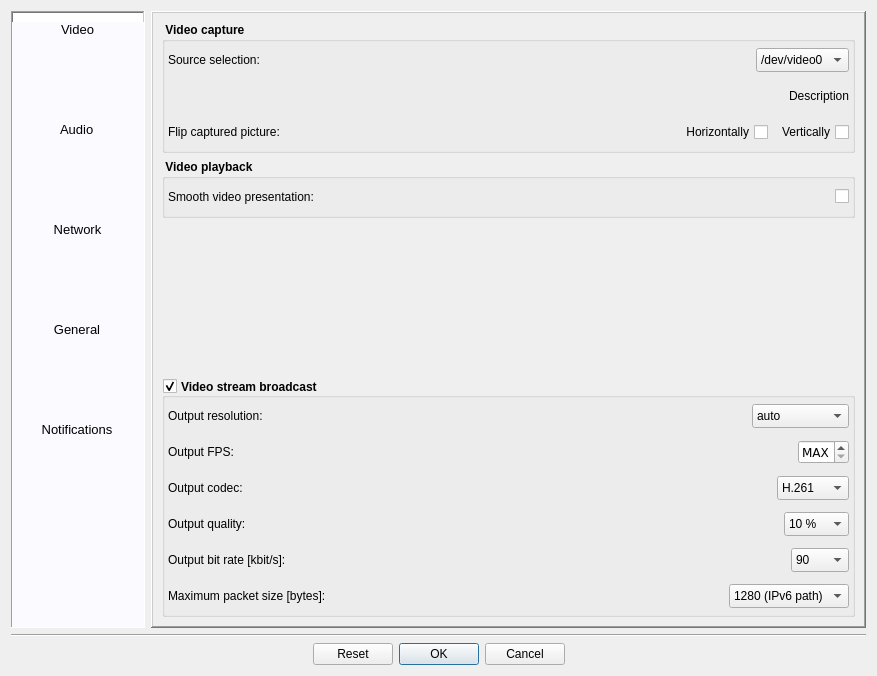
The window that Homer/forms/Dialogs/ConfigurationDialog.ui (Homer-Conferencing/Homer-Conferencing) describes before a commit, drawn with Qt 5.
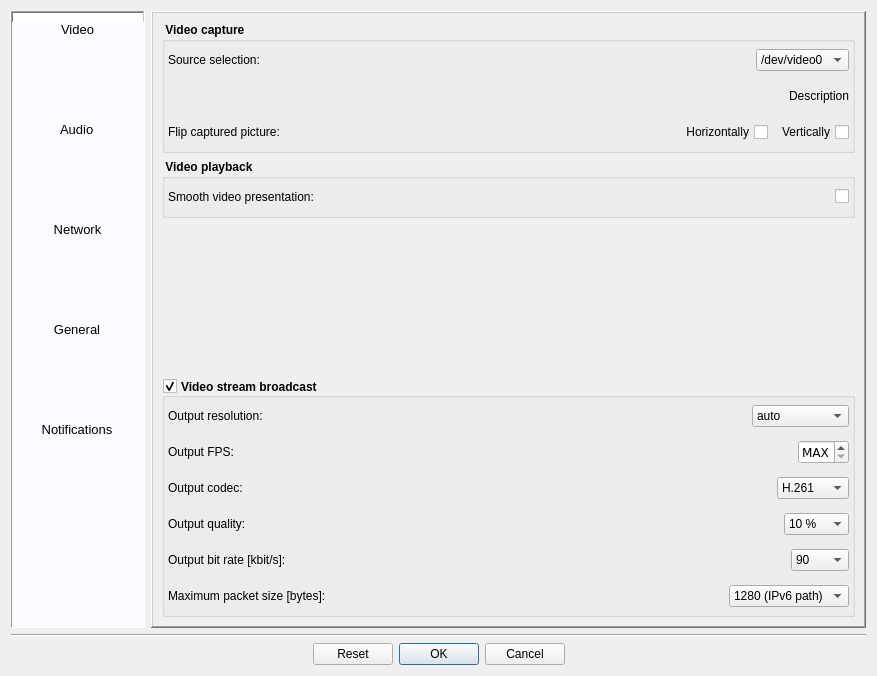
The same window after the commit. The open tabs and pages were chosen to show the change. Icons and pictures are not drawn.

Patch:
```diff
--- a/Homer/forms/Dialogs/ConfigurationDialog.ui
+++ b/Homer/forms/Dialogs/ConfigurationDialog.ui
@@ -107,12 +107,6 @@
               </item>
               <item>
                <widget class="QComboBox" name="mCbVideoSource">
-                <property name="maximumSize">
-                 <size>
-                  <width>800</width>
-                  <height>24</height>
-                 </size>
-                </property>
                 <property name="font">
                  <font>
                   <weight>50</weight>
@@ -446,12 +440,6 @@
               </item>
               <item>
                <widget class="QComboBox" name="mCbVideoResolution">
-                <property name="maximumSize">
-                 <size>
-                  <width>16777215</width>
-                  <height>24</height>
-                 </size>
-                </property>
                 <property name="font">
                  <font>
                   <weight>50</weight>
@@ -619,12 +607,6 @@
               </item>
               <item>
                <widget class="QComboBox" name="mCbVideoCodec">
-                <property name="maximumSize">
-                 <size>
-                  <width>16777215</width>
-                  <height>24</height>
-                 </size>
-                </property>
                 <property name="font">
                  <font>
                   <weight>50</weight>
@@ -709,12 +691,6 @@
               </item>
               <item>
                <widget class="QComboBox" name="mCbVideoQuality">
-                <property name="maximumSize">
-                 <size>
-                  <width>16777215</width>
-                  <height>24</height>
-                 </size>
-                </property>
                 <property name="font">
                  <font>
                   <weight>50</weight>
@@ -814,12 +790,6 @@
               </item>
               <item>
                <widget class="QComboBox" name="mCbVideoBitRate">
-                <property name="maximumSize">
-                 <size>
-                  <width>16777215</width>
-                  <height>24</height>
-                 </size>
-                </property>
                 <property name="font">
                  <font>
                   <weight>50</weight>
@@ -899,12 +869,6 @@
               </item>
               <item>
                <widget class="QComboBox" name="mCbVideoMaxPacketSize">
-                <property name="maximumSize">
-                 <size>
-                  <width>16777215</width>
-                  <height>24</height>
-                 </size>
-                </property>
                 <property name="font">
                  <font>
                   <weight>50</weight>
```
Left out of the diff: 20 changed lines with no effect on the pictures.
